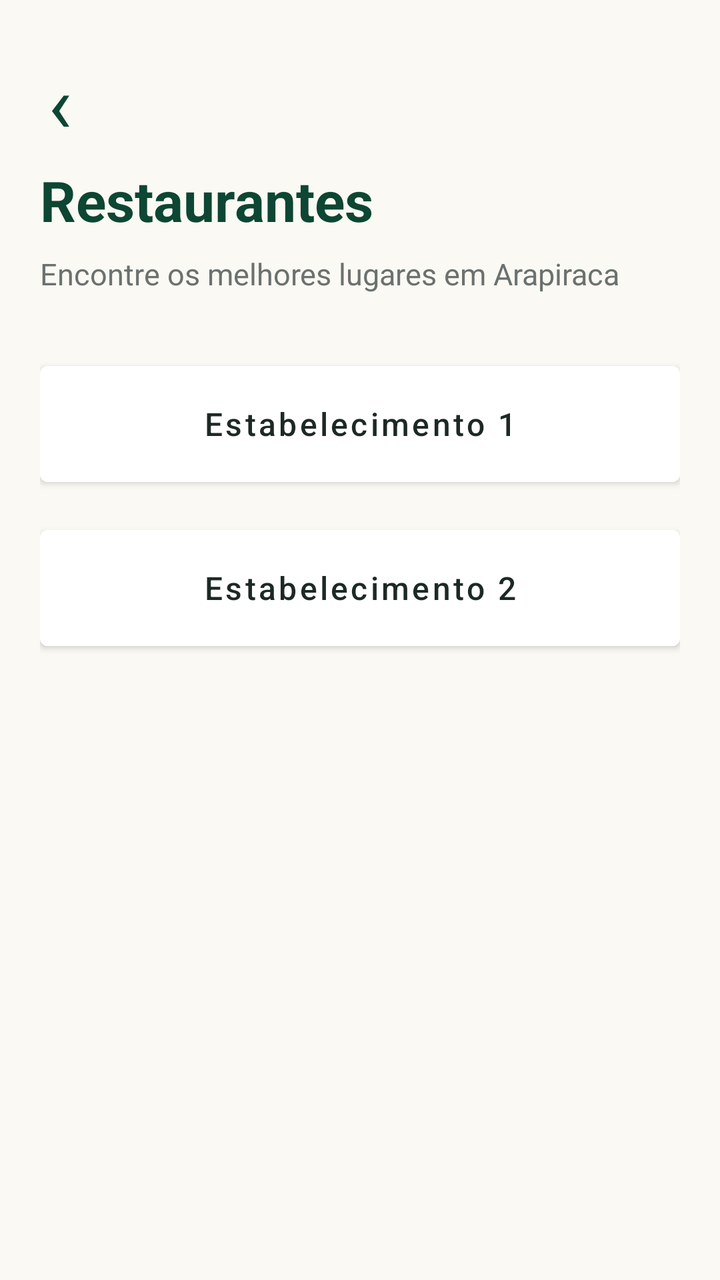
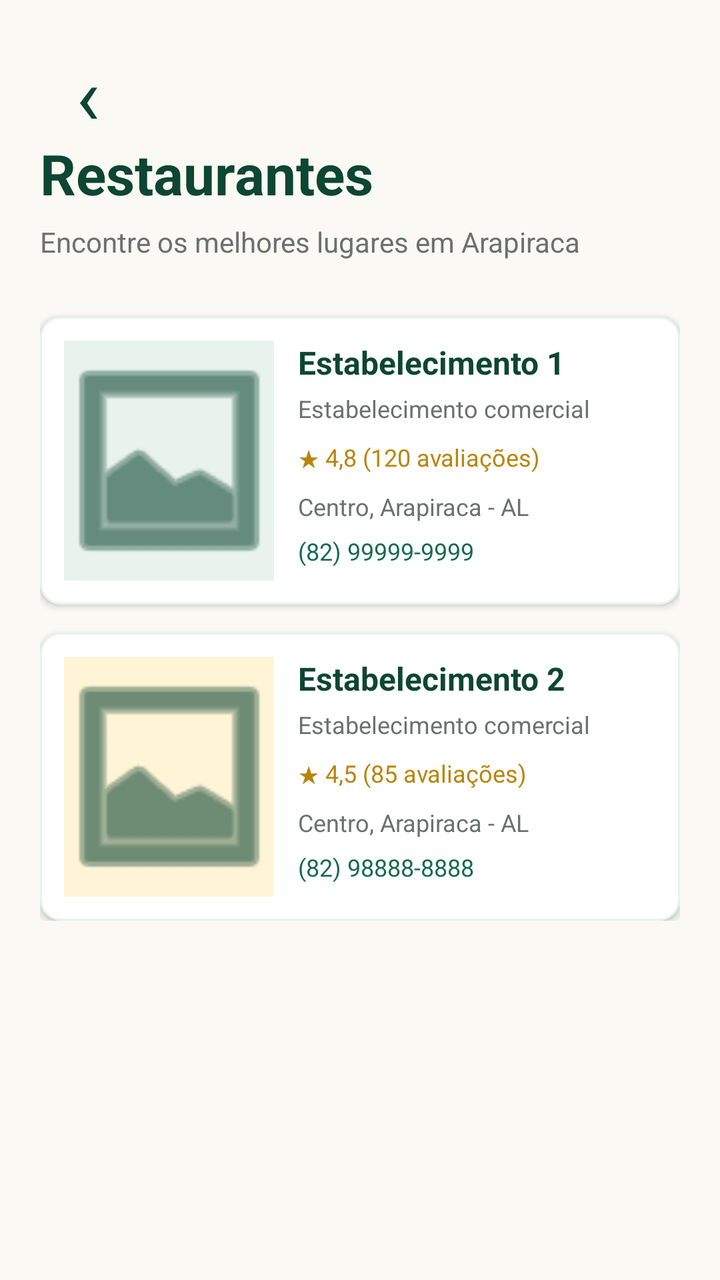

Screens rendered from an Android XML layout before and after an edit, with the pre-edit source and the edit as a unified diff.
<!-- AndroidManifest.xml: application theme Theme.ConectArapiraca -->
<!-- res/layout/activity_secao.xml -->
<?xml version="1.0" encoding="utf-8"?>
<LinearLayout xmlns:android="http://schemas.android.com/apk/res/android"
    android:layout_width="match_parent"
    android:layout_height="match_parent"
    android:orientation="vertical"
    android:background="@color/background"
    android:padding="20dp">

    <TextView
        android:id="@+id/btnVoltarSecao"
        android:layout_width="wrap_content"
        android:layout_height="wrap_content"
        android:text="‹"
        android:textColor="@color/green_dark"
        android:textSize="40sp"
        android:padding="4dp"
        android:clickable="true"
        android:focusable="true" />

    <TextView
        android:id="@+id/txtTituloSecao"
        android:layout_width="wrap_content"
        android:layout_height="wrap_content"
        android:text="Restaurantes"
        android:textColor="@color/green_dark"
        android:textSize="28sp"
        android:textStyle="bold" />

    <TextView
        android:layout_width="wrap_content"
        android:layout_height="wrap_content"
        android:layout_marginTop="8dp"
        android:text="Encontre os melhores lugares em Arapiraca"
        android:textColor="@color/text_secondary"
        android:textSize="15sp" />

    <Button
        android:id="@+id/btnExemplo1"
        android:layout_width="match_parent"
        android:layout_height="70dp"
        android:layout_marginTop="30dp"
        android:backgroundTint="@color/white"
        android:text="Estabelecimento 1"
        android:textAllCaps="false"
        android:textColor="@color/text_primary"
        android:textSize="16sp" />

    <Button
        android:id="@+id/btnExemplo2"
        android:layout_width="match_parent"
        android:layout_height="70dp"
        android:layout_marginTop="12dp"
        android:backgroundTint="@color/white"
        android:text="Estabelecimento 2"
        android:textAllCaps="false"
        android:textColor="@color/text_primary"
        android:textSize="16sp" />

</LinearLayout>
<!-- resources referenced by this layout -->
<resources>
  <color name="background">#FAF9F3</color>
  <color name="green_dark">#0D4633</color>
  <color name="text_primary">#1D2924</color>
  <color name="text_secondary">#6B716E</color>
  <color name="white">#FFFFFF</color>
  <style name="Theme.ConectArapiraca" parent="Theme.MaterialComponents.DayNight.DarkActionBar">
          
          <item name="colorPrimary">@color/purple_500</item>
          <item name="colorPrimaryVariant">@color/purple_700</item>
          <item name="colorOnPrimary">@color/white</item>
          
          <item name="colorSecondary">@color/teal_200</item>
          <item name="colorSecondaryVariant">@color/teal_700</item>
          <item name="colorOnSecondary">@color/black</item>
          
          <item name="android:statusBarColor">?attr/colorPrimaryVariant</item>
          
      </style>
  <color name="purple_500">#FF6200EE</color>
  <color name="purple_700">#FF3700B3</color>
  <color name="teal_200">#FF03DAC5</color>
  <color name="teal_700">#FF018786</color>
  <color name="black">#000000</color>
</resources>

<!-- the commit's change to res/layout/activity_secao.xml (unified diff, before → after) -->
@@ -1,59 +1,200 @@
 <?xml version="1.0" encoding="utf-8"?>
-<LinearLayout xmlns:android="http://schemas.android.com/apk/res/android"
+<ScrollView xmlns:android="http://schemas.android.com/apk/res/android"
     android:layout_width="match_parent"
     android:layout_height="match_parent"
-    android:orientation="vertical"
-    android:background="@color/background"
-    android:padding="20dp">
-
-    <TextView
-        android:id="@+id/btnVoltarSecao"
-        android:layout_width="wrap_content"
+    android:background="@color/background">
+
+    <LinearLayout
+        android:layout_width="match_parent"
         android:layout_height="wrap_content"
-        android:text="‹"
-        android:textColor="@color/green_dark"
-        android:textSize="40sp"
-        android:padding="4dp"
-        android:clickable="true"
-        android:focusable="true" />
-
-    <TextView
-        android:id="@+id/txtTituloSecao"
-        android:layout_width="wrap_content"
-        android:layout_height="wrap_content"
-        android:text="Restaurantes"
-        android:textColor="@color/green_dark"
-        android:textSize="28sp"
-        android:textStyle="bold" />
-
-    <TextView
-        android:layout_width="wrap_content"
-        android:layout_height="wrap_content"
-        android:layout_marginTop="8dp"
-        android:text="Encontre os melhores lugares em Arapiraca"
-        android:textColor="@color/text_secondary"
-        android:textSize="15sp" />
-
-    <Button
-        android:id="@+id/btnExemplo1"
-        android:layout_width="match_parent"
-        android:layout_height="70dp"
-        android:layout_marginTop="30dp"
-        android:backgroundTint="@color/white"
-        android:text="Estabelecimento 1"
-        android:textAllCaps="false"
-        android:textColor="@color/text_primary"
-        android:textSize="16sp" />
-
-    <Button
-        android:id="@+id/btnExemplo2"
-        android:layout_width="match_parent"
-        android:layout_height="70dp"
-        android:layout_marginTop="12dp"
-        android:backgroundTint="@color/white"
-        android:text="Estabelecimento 2"
-        android:textAllCaps="false"
-        android:textColor="@color/text_primary"
-        android:textSize="16sp" />
-
-</LinearLayout>
+        android:orientation="vertical"
+        android:padding="20dp">
+
+        
+        <TextView
+            android:id="@+id/btnVoltarSecao"
+            android:layout_width="48dp"
+            android:layout_height="48dp"
+            android:gravity="center"
+            android:text="‹"
+            android:textColor="@color/green_dark"
+            android:textSize="40sp"
+            android:clickable="true"
+            android:focusable="true"
+            android:contentDescription="Voltar" />
+
+        
+        <TextView
+            android:id="@+id/txtTituloSecao"
+            android:layout_width="wrap_content"
+            android:layout_height="wrap_content"
+            android:text="Restaurantes"
+            android:textColor="@color/green_dark"
+            android:textSize="28sp"
+            android:textStyle="bold" />
+
+        <TextView
+            android:layout_width="wrap_content"
+            android:layout_height="wrap_content"
+            android:layout_marginTop="6dp"
+            android:text="Encontre os melhores lugares em Arapiraca"
+            android:textColor="@color/text_secondary"
+            android:textSize="14sp" />
+
+        
+        <LinearLayout
+            android:id="@+id/btnExemplo1"
+            android:layout_width="match_parent"
+            android:layout_height="wrap_content"
+            android:layout_marginTop="28dp"
+            android:orientation="horizontal"
+            android:background="@drawable/bg_card_estabelecimento"
+            android:padding="12dp"
+            android:elevation="2dp"
+            android:clickable="true"
+            android:focusable="true">
+
+            <ImageView
+                android:id="@+id/imgEstabelecimento1"
+                android:layout_width="105dp"
+                android:layout_height="120dp"
+                android:background="@color/green_light"
+                android:src="@android:drawable/ic_menu_gallery"
+                android:tint="@color/green_dark"
+                android:scaleType="centerCrop"
+                android:contentDescription="Imagem do estabelecimento 1" />
+
+            <LinearLayout
+                android:layout_width="0dp"
+                android:layout_height="wrap_content"
+                android:layout_weight="1"
+                android:layout_marginStart="12dp"
+                android:orientation="vertical">
+
+                <TextView
+                    android:id="@+id/txtNomeEstabelecimento1"
+                    android:layout_width="match_parent"
+                    android:layout_height="wrap_content"
+                    android:text="Estabelecimento 1"
+                    android:textColor="@color/green_dark"
+                    android:textSize="16sp"
+                    android:textStyle="bold" />
+
+                <TextView
+                    android:layout_width="wrap_content"
+                    android:layout_height="wrap_content"
+                    android:layout_marginTop="4dp"
+                    android:text="Estabelecimento comercial"
+                    android:textColor="@color/text_secondary"
+                    android:textSize="12sp" />
+
+                <TextView
+                    android:id="@+id/txtAvaliacao1"
+                    android:layout_width="wrap_content"
+                    android:layout_height="wrap_content"
+                    android:layout_marginTop="8dp"
+                    android:text="★ 4,8 (120 avaliações)"
+                    android:textColor="@color/gold_dark"
+                    android:textSize="12sp" />
+
+                <TextView
+                    android:id="@+id/txtEndereco1"
+                    android:layout_width="match_parent"
+                    android:layout_height="wrap_content"
+                    android:layout_marginTop="8dp"
+                    android:text="Centro, Arapiraca - AL"
+                    android:textColor="@color/text_secondary"
+                    android:textSize="12sp" />
+
+                <TextView
+                    android:id="@+id/txtTelefone1"
+                    android:layout_width="match_parent"
+                    android:layout_height="wrap_content"
+                    android:layout_marginTop="6dp"
+                    android:text="(82) 99999-9999"
+                    android:textColor="@color/green_primary"
+                    android:textSize="12sp" />
+
+            </LinearLayout>
+        </LinearLayout>
+
+        
+        <LinearLayout
+            android:id="@+id/btnExemplo2"
+            android:layout_width="match_parent"
+            android:layout_height="wrap_content"
+            android:layout_marginTop="14dp"
+            android:orientation="horizontal"
+            android:background="@drawable/bg_card_estabelecimento"
+            android:padding="12dp"
+            android:elevation="2dp"
+            android:clickable="true"
+            android:focusable="true">
+
+            <ImageView
+                android:id="@+id/imgEstabelecimento2"
+                android:layout_width="105dp"
+                android:layout_height="120dp"
+                android:background="@color/gold_light"
+                android:src="@android:drawable/ic_menu_gallery"
+                android:tint="@color/green_dark"
+                android:scaleType="centerCrop"
+                android:contentDescription="Imagem do estabelecimento 2" />
+
+            <LinearLayout
+                android:layout_width="0dp"
+                android:layout_height="wrap_content"
+                android:layout_weight="1"
+                android:layout_marginStart="12dp"
+                android:orientation="vertical">
+
+                <TextView
+                    android:id="@+id/txtNomeEstabelecimento2"
+                    android:layout_width="match_parent"
+                    android:layout_height="wrap_content"
+                    android:text="Estabelecimento 2"
+                    android:textColor="@color/green_dark"
+                    android:textSize="16sp"
+                    android:textStyle="bold" />
+
+                <TextView
+                    android:layout_width="wrap_content"
+                    android:layout_height="wrap_content"
+                    android:layout_marginTop="4dp"
+                    android:text="Estabelecimento comercial"
+                    android:textColor="@color/text_secondary"
+                    android:textSize="12sp" />
+
+                <TextView
+                    android:id="@+id/txtAvaliacao2"
+                    android:layout_width="wrap_content"
+                    android:layout_height="wrap_content"
+                    android:layout_marginTop="8dp"
+                    android:text="★ 4,5 (85 avaliações)"
+                    android:textColor="@color/gold_dark"
+                    android:textSize="12sp" />
+
+                <TextView
+                    android:id="@+id/txtEndereco2"
+                    android:layout_width="match_parent"
+                    android:layout_height="wrap_content"
+                    android:layout_marginTop="8dp"
+                    android:text="Centro, Arapiraca - AL"
+                    android:textColor="@color/text_secondary"
+                    android:textSize="12sp" />
+
+                <TextView
+                    android:id="@+id/txtTelefone2"
+                    android:layout_width="match_parent"
+                    android:layout_height="wrap_content"
+                    android:layout_marginTop="6dp"
+                    android:text="(82) 98888-8888"
+                    android:textColor="@color/green_primary"
+                    android:textSize="12sp" />
+
+            </LinearLayout>
+        </LinearLayout>
+
+    </LinearLayout>
+
+</ScrollView>
<!-- resource entries referenced after the edit -->
@@ -1,9 +1,26 @@
 <!-- resources referenced by this layout -->
 <resources>
   <color name="background">#FAF9F3</color>
+  <color name="gold_dark">#B8860B</color>
+  <color name="gold_light">#FFF4D6</color>
   <color name="green_dark">#0D4633</color>
-  <color name="text_primary">#1D2924</color>
+  <color name="green_light">#E8F3EE</color>
+  <color name="green_primary">#176B4D</color>
   <color name="text_secondary">#6B716E</color>
+  <!-- drawable bg_card_estabelecimento (drawable) -->
+  <?xml version="1.0" encoding="utf-8"?>
+  <shape xmlns:android="http://schemas.android.com/apk/res/android"
+      android:shape="rectangle">
+  
+      <solid android:color="@color/white" />
+  
+      <corners android:radius="10dp" />
+  
+      <stroke
+          android:width="1dp"
+          android:color="@color/green_light" />
+  
+  </shape>
   <color name="white">#FFFFFF</color>
   <style name="Theme.ConectArapiraca" parent="Theme.MaterialComponents.DayNight.DarkActionBar">
           
